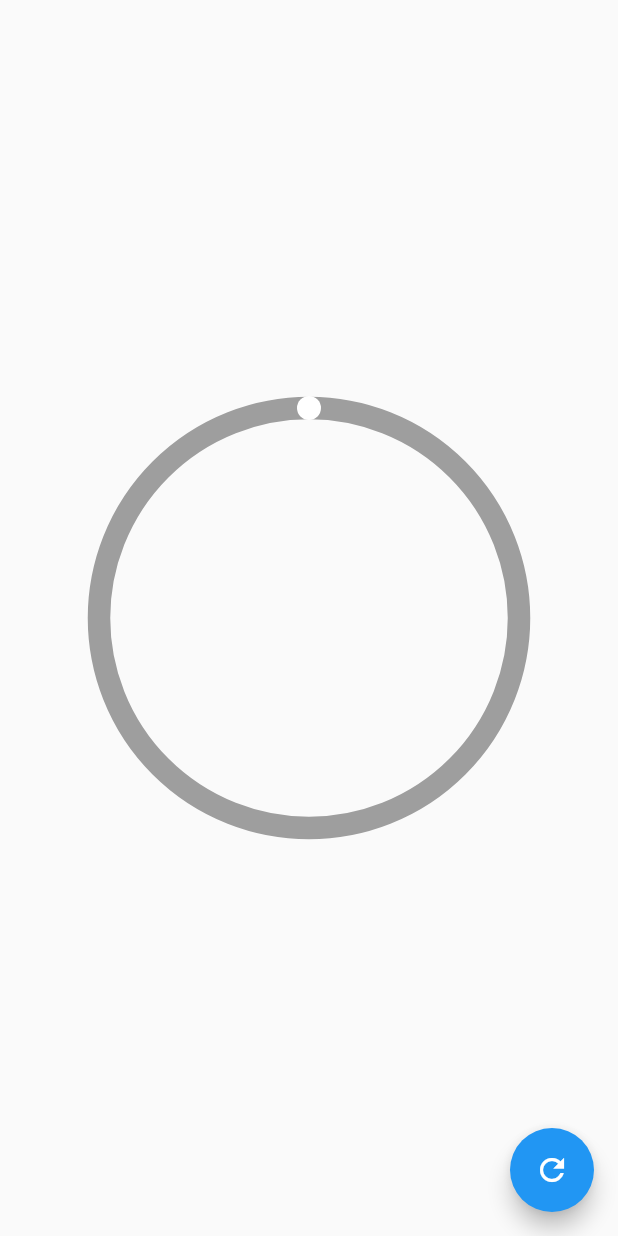
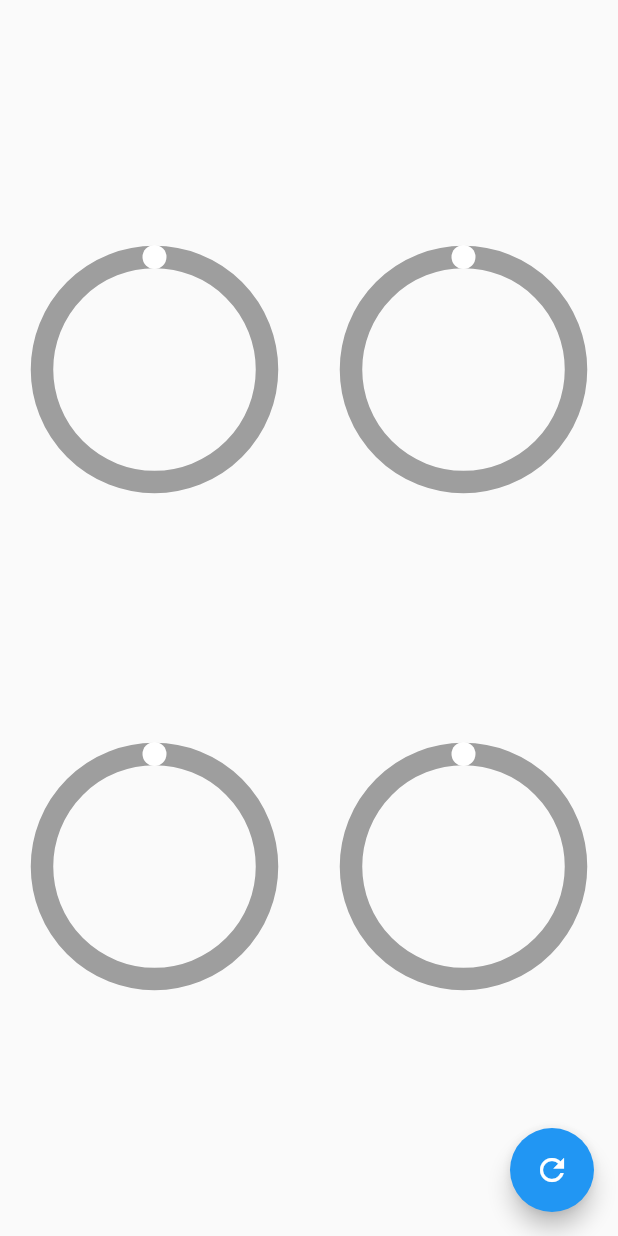
Before and after one commit to SoyJorgeDiaz5/flutter_design_and_animations, a Flutter app: the screen it shows after launch, on a phone screen of 412 x 824 dp. Run offline on Flutter 3.47's test engine with Material 2 defaults, Android fonts, the phone set to English and light mode, and no system bars.

Commit message:
feat(progress-bar): creates CustomRadialProgress and four examples on CircularGraphicsPage

```diff
--- a/lib/src/pages/circular_graphics_page.dart
+++ b/lib/src/pages/circular_graphics_page.dart
@@ -27,19 +27,51 @@ class _CircularGraphicsPageState extends State<CircularGraphicsPage> {
         },
         child: const Icon(Icons.refresh),
       ),
-      body: Center(
-        child: SizedBox(
-          width: 300,
-          height: 300,
-          child: RadialProgress(
-            percentage: percentage,
-            // primaryColor: Colors.teal,
-            // backgroundColor: Colors.lightGreen,
-            backStrokeSize: 15,
-            mainStrokeSize: 20,
+      body: Column(
+        mainAxisAlignment: MainAxisAlignment.spaceEvenly,
+        children: [
+          Row(
+            mainAxisAlignment: MainAxisAlignment.spaceAround,
+            children: [
+              CustomRadialProgress(percentage: percentage, mainColor: Colors.amber,),
+              CustomRadialProgress(percentage: percentage, mainColor: Colors.brown,),
+            ],
           ),
-        ),
+          Row(
+            mainAxisAlignment: MainAxisAlignment.spaceAround,
+            children: [
+              CustomRadialProgress(percentage: percentage, mainColor: Colors.deepOrange),
+              CustomRadialProgress(percentage: percentage, mainColor: Colors.pink),
+            ],
+          )
+        ],
       ),
     );
   }
 }
+
+class CustomRadialProgress extends StatelessWidget {
+  const CustomRadialProgress({
+    Key? key,
+    required this.percentage,
+    required this.mainColor,
+  }) : super(key: key);
+
+  final double percentage;
+  final Color mainColor;
+
+  @override
+  Widget build(BuildContext context) {
+    return SizedBox(
+      width: 170,
+      height: 170,
+      child: RadialProgress(
+        percentage: percentage,
+        primaryColor: mainColor,
+        // backgroundColor: Colors.lightGreen,
+        backStrokeSize: 15,
+        mainStrokeSize: 20,
+      ),
+    );
+  }
+}
```
